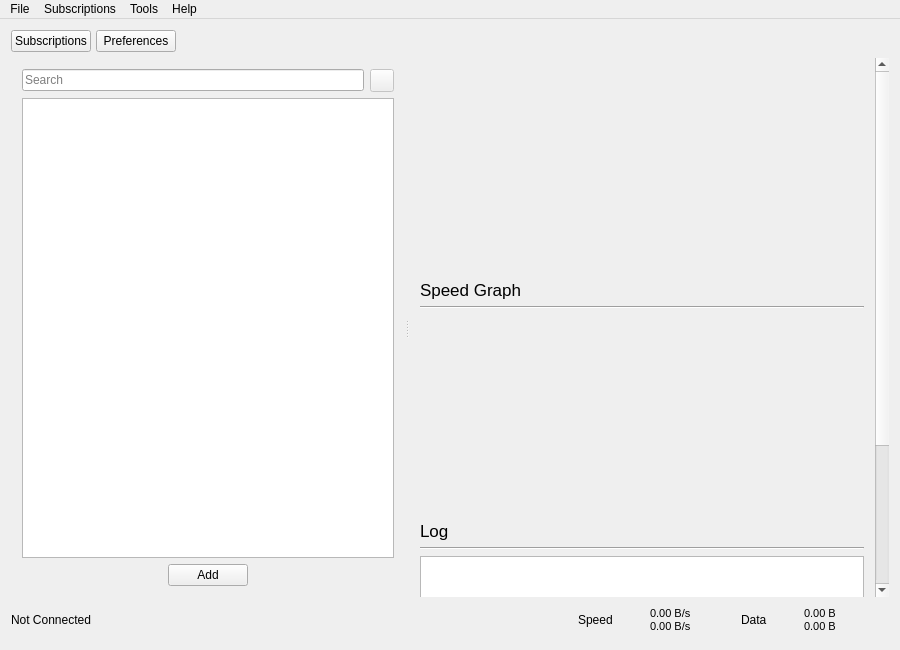
Qt form src/ui/w_MainWindow.ui (Qv2ray/Qv2ray) before a commit.
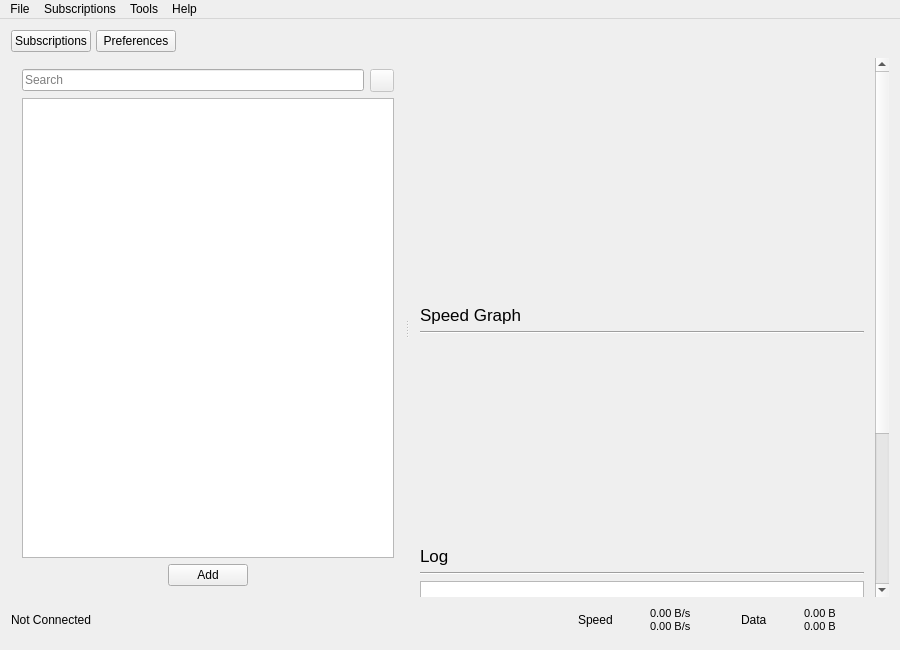
The same form after that commit. Icons and pictures are not drawn.

Patch:
```diff
--- a/src/ui/w_MainWindow.ui
+++ b/src/ui/w_MainWindow.ui
@@ -225,7 +225,7 @@
           <x>0</x>
           <y>0</y>
           <width>480</width>
-          <height>743</height>
+          <height>768</height>
          </rect>
         </property>
         <layout class="QVBoxLayout" name="verticalLayout_3">
@@ -240,7 +240,13 @@
            <property name="minimumSize">
             <size>
              <width>0</width>
-             <height>205</height>
+             <height>230</height>
+            </size>
+           </property>
+           <property name="maximumSize">
+            <size>
+             <width>16777215</width>
+             <height>230</height>
             </size>
            </property>
            <layout class="QGridLayout" name="connectionInfoLayout">
```
